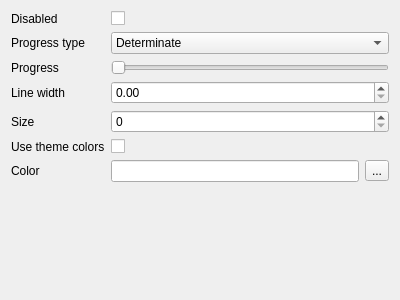
Old version of the form examples/circularprogresssettingsform.ui in the repository sebcaux/qt-material-widgets.
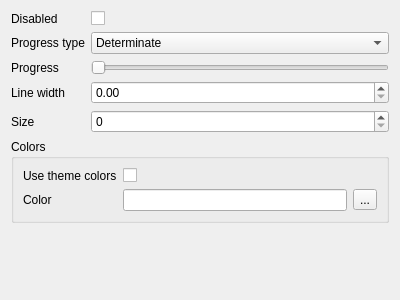
New version of the form.

Commit message: [examples] Reviewed layouts, added groupbox for colors

Diff of the .ui file:
```diff
--- a/examples/circularprogresssettingsform.ui
+++ b/examples/circularprogresssettingsform.ui
@@ -81,27 +81,37 @@
      <item row="4" column="1">
       <widget class="QSpinBox" name="sizeSpinBox"/>
      </item>
-     <item row="5" column="0">
+     <item row="5" column="0" colspan="2">
+      <widget class="QGroupBox" name="groupBox">
+       <property name="title">
+        <string>Colors</string>
+       </property>
+       <layout class="QFormLayout" name="formLayout_2">
+        <item row="0" column="0">
       <widget class="QLabel" name="useThemeColorsLabel">
        <property name="text">
         <string>Use theme colors</string>
        </property>
       </widget>
      </item>
-     <item row="5" column="1">
+        <item row="0" column="1">
       <widget class="QCheckBox" name="useThemeColorsCheckBox"/>
      </item>
-     <item row="6" column="0">
+        <item row="1" column="0">
       <widget class="QLabel" name="colorLabel">
        <property name="text">
         <string>Color</string>
        </property>
       </widget>
      </item>
-     <item row="6" column="1">
+        <item row="1" column="1">
       <layout class="QHBoxLayout" name="horizontalLayout">
        <item>
-        <widget class="QLineEdit" name="colorLineEdit"/>
+           <widget class="QLineEdit" name="colorLineEdit">
+            <property name="readOnly">
+             <bool>true</bool>
+            </property>
+           </widget>
        </item>
        <item>
         <widget class="QToolButton" name="colorToolButton">
@@ -111,6 +121,9 @@
         </widget>
        </item>
       </layout>
+        </item>
+       </layout>
+      </widget>
      </item>
     </layout>
    </item>
```
Lines whose indentation alone changed are shown as unchanged. The commit also changes 11 other files.
